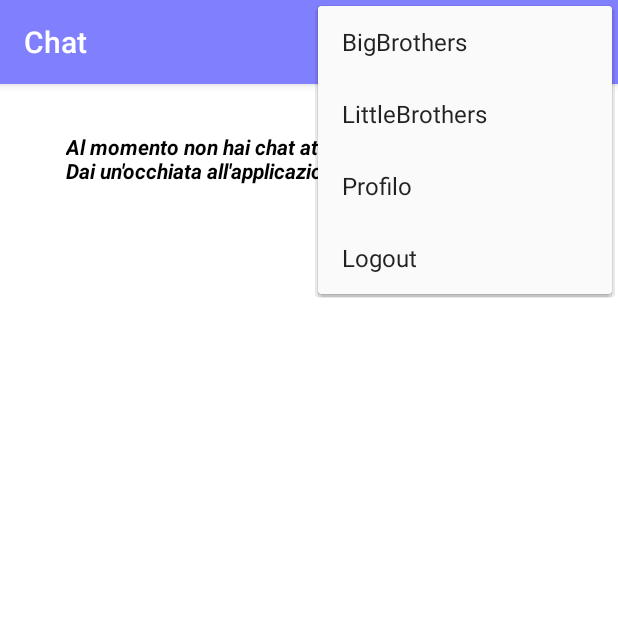
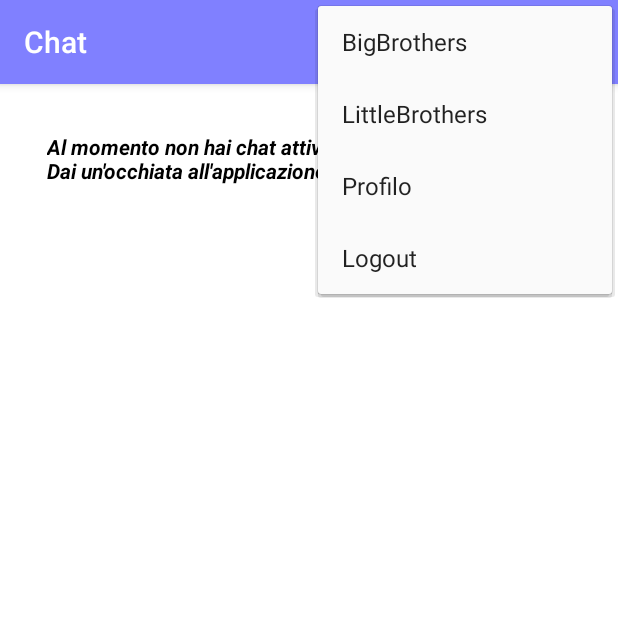
Before and after one commit to dnappi97/ErasmusFamily, an Android app: the MessagesActivity screen opened directly, with no data from a screen before it, with the options menu open, on a phone screen of 412 x 824 dp, the top half of it. Run offline under Robolectric (Android 15) with nearby library versions, the phone set to English and light mode, and no system bars; our stand-ins replace Firebase (no records; nobody signed in at launch, a user with empty details on screens opened directly); libraries missing offline, so code that uses them is left out: com.xwray.groupie; 2 statements that could not run were skipped.

```diff
--- a/app/src/main/res/layout/activity_messages.xml
+++ b/app/src/main/res/layout/activity_messages.xml
@@ -19,7 +19,7 @@
 
     <TextView
         android:id="@+id/notmessages_activiymessages"
-        android:layout_width="wrap_content"
+        android:layout_width="350dp"
         android:layout_height="wrap_content"
         android:layout_marginStart="8dp"
         android:layout_marginLeft="8dp"
```
Also changed, not shown: app/src/main/res/layout/activity_request_log.xml (+7 -5 lines).
